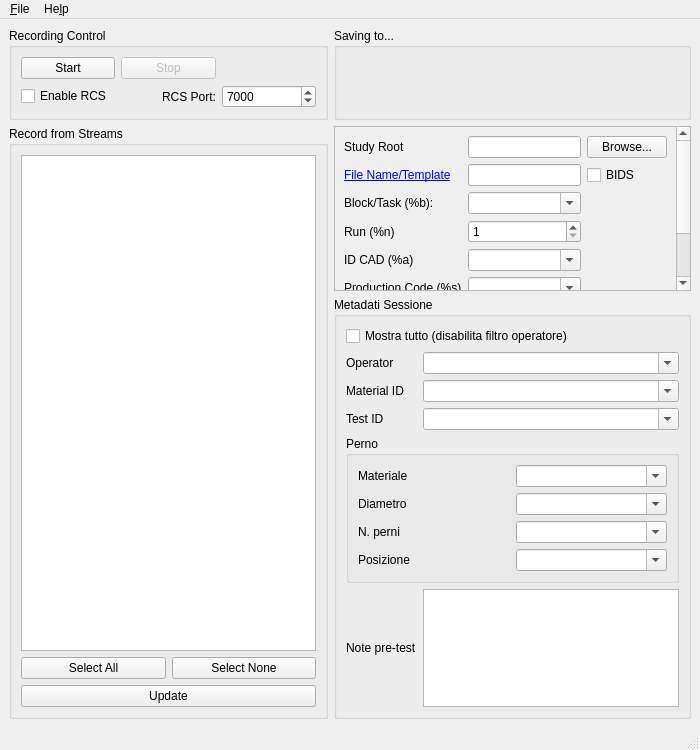
DavideBombardi/App-LabRecorder, file src/mainwindow.ui: the form before one commit.
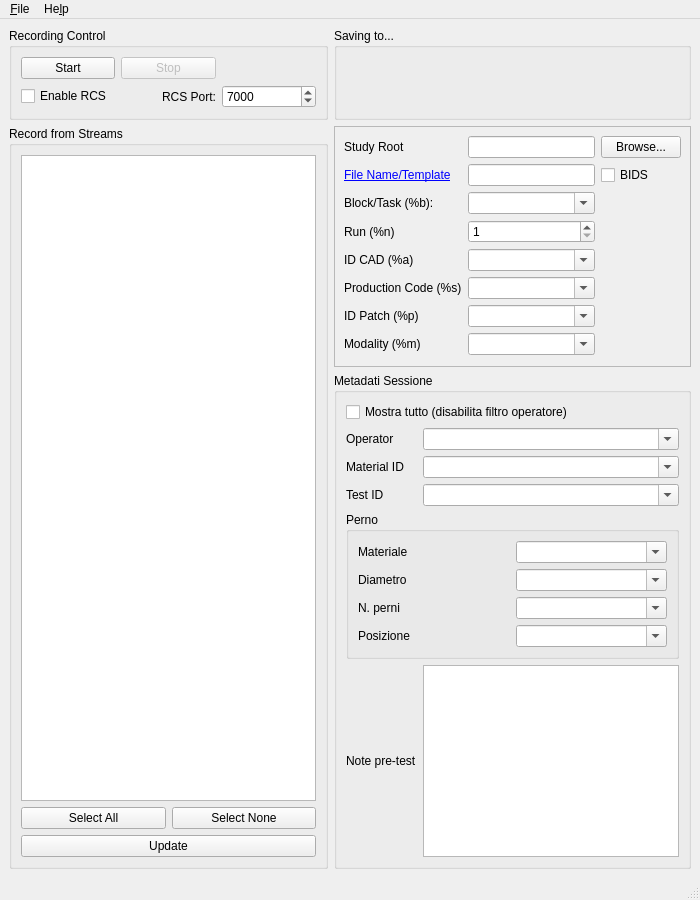
The form after the commit.

Commit message: fixed altezza finestra

```diff
--- a/src/mainwindow.ui
+++ b/src/mainwindow.ui
@@ -7,7 +7,7 @@
     <x>0</x>
     <y>0</y>
     <width>700</width>
-    <height>750</height>
+    <height>900</height>
    </rect>
   </property>
   <property name="windowTitle">
```
